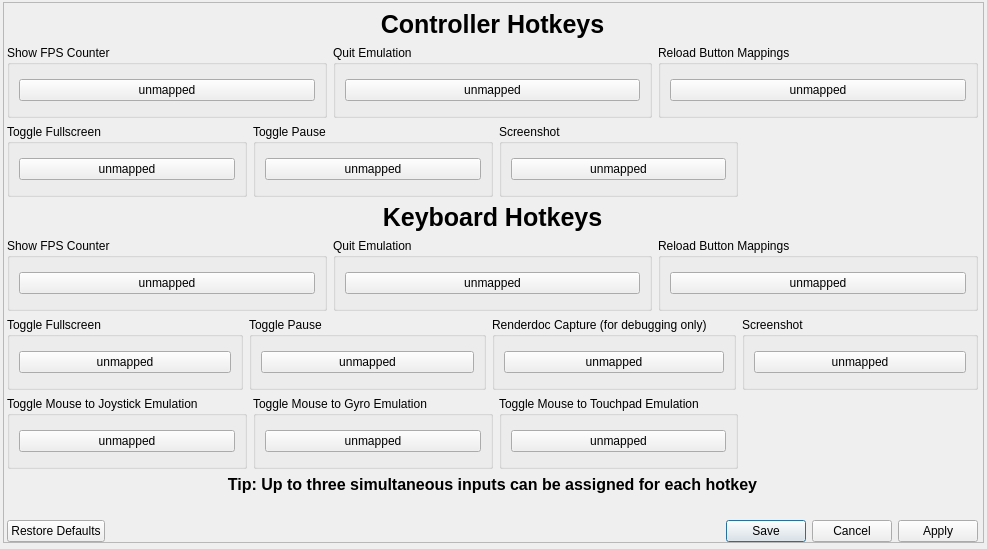
diegolix29/shadPS4, file src/qt_gui/hotkeys.ui: the form before one commit.
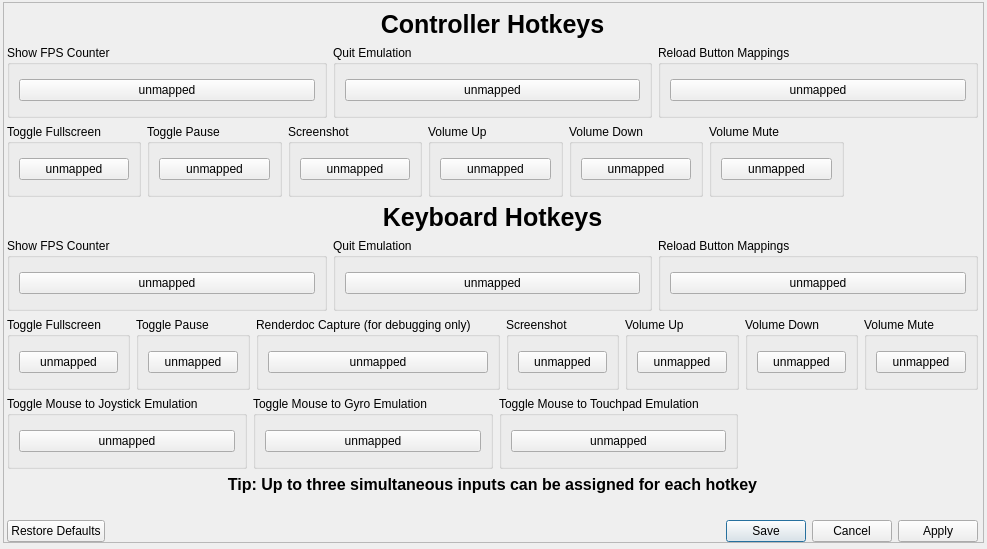
The form after the commit.

Commit message: Merge fix, added hotkeys for volume up and down and mute rebindable.

Patch:
```diff
--- a/src/qt_gui/hotkeys.ui
+++ b/src/qt_gui/hotkeys.ui
@@ -224,6 +224,81 @@
 										</layout>
 									</widget>
 								</item>
+								<item>
+									<widget class="QGroupBox" name="volumeUpGroupboxPad">
+										<property name="sizePolicy">
+											<sizepolicy hsizetype="Expanding" vsizetype="Preferred">
+												<horstretch>0</horstretch>
+												<verstretch>0</verstretch>
+											</sizepolicy>
+										</property>
+										<property name="title">
+											<string>Volume Up</string>
+										</property>
+										<layout class="QVBoxLayout" name="verticalLayout_16">
+											<item>
+												<widget class="QPushButton" name="volumeUpButtonPad">
+													<property name="focusPolicy">
+														<enum>Qt::FocusPolicy::NoFocus</enum>
+													</property>
+													<property name="text">
+														<string>unmapped</string>
+													</property>
+												</widget>
+											</item>
+										</layout>
+									</widget>
+								</item>
+								<item>
+									<widget class="QGroupBox" name="volumeDownGroupboxPad">
+										<property name="sizePolicy">
+											<sizepolicy hsizetype="Expanding" vsizetype="Preferred">
+												<horstretch>0</horstretch>
+												<verstretch>0</verstretch>
+											</sizepolicy>
+										</property>
+										<property name="title">
+											<string>Volume Down</string>
+										</property>
+										<layout class="QVBoxLayout" name="verticalLayout_17">
+											<item>
+												<widget class="QPushButton" name="volumeDownButtonPad">
+													<property name="focusPolicy">
+														<enum>Qt::FocusPolicy::NoFocus</enum>
+													</property>
+													<property name="text">
+														<string>unmapped</string>
+													</property>
+												</widget>
+											</item>
+										</layout>
+									</widget>
+								</item>
+								<item>
+									<widget class="QGroupBox" name="volumeMuteGroupboxPad">
+										<property name="sizePolicy">
+											<sizepolicy hsizetype="Expanding" vsizetype="Preferred">
+												<horstretch>0</horstretch>
+												<verstretch>0</verstretch>
+											</sizepolicy>
+										</property>
+										<property name="title">
+											<string>Volume Mute</string>
+										</property>
+										<layout class="QVBoxLayout" name="verticalLayout_18">
+											<item>
+												<widget class="QPushButton" name="volumeMuteButtonPad">
+													<property name="focusPolicy">
+														<enum>Qt::FocusPolicy::NoFocus</enum>
+													</property>
+													<property name="text">
+														<string>unmapped</string>
+													</property>
+												</widget>
+											</item>
+										</layout>
+									</widget>
+								</item>
 								<item>
 									<spacer name="horizontalSpacer_2">
 										<property name="orientation">
@@ -442,6 +517,81 @@
 										</layout>
 									</widget>
 								</item>
+								<item>
+									<widget class="QGroupBox" name="volumeUpGroupbox">
+										<property name="sizePolicy">
+											<sizepolicy hsizetype="Expanding" vsizetype="Preferred">
+												<horstretch>0</horstretch>
+												<verstretch>0</verstretch>
+											</sizepolicy>
+										</property>
+										<property name="title">
+											<string>Volume Up</string>
+										</property>
+										<layout class="QVBoxLayout" name="verticalLayout_19">
+											<item>
+												<widget class="QPushButton" name="volumeUpButtonKB">
+													<property name="focusPolicy">
+														<enum>Qt::FocusPolicy::NoFocus</enum>
+													</property>
+													<property name="text">
+														<string>unmapped</string>
+													</property>
+												</widget>
+											</item>
+										</layout>
+									</widget>
+								</item>
+								<item>
+									<widget class="QGroupBox" name="volumeDownGroupbox">
+										<property name="sizePolicy">
+											<sizepolicy hsizetype="Expanding" vsizetype="Preferred">
+												<horstretch>0</horstretch>
+												<verstretch>0</verstretch>
+											</sizepolicy>
+										</property>
+										<property name="title">
+											<string>Volume Down</string>
+										</property>
+										<layout class="QVBoxLayout" name="verticalLayout_20">
+											<item>
+												<widget class="QPushButton" name="volumeDownButtonKB">
+													<property name="focusPolicy">
+														<enum>Qt::FocusPolicy::NoFocus</enum>
+													</property>
+													<property name="text">
+														<string>unmapped</string>
+													</property>
+												</widget>
+											</item>
+										</layout>
+									</widget>
+								</item>
+								<item>
+									<widget class="QGroupBox" name="volumeMuteGroupbox">
+										<property name="sizePolicy">
+											<sizepolicy hsizetype="Expanding" vsizetype="Preferred">
+												<horstretch>0</horstretch>
+												<verstretch>0</verstretch>
+											</sizepolicy>
+										</property>
+										<property name="title">
+											<string>Volume Mute</string>
+										</property>
+										<layout class="QVBoxLayout" name="verticalLayout_21">
+											<item>
+												<widget class="QPushButton" name="volumeMuteButtonKB">
+													<property name="focusPolicy">
+														<enum>Qt::FocusPolicy::NoFocus</enum>
+													</property>
+													<property name="text">
+														<string>unmapped</string>
+													</property>
+												</widget>
+											</item>
+										</layout>
+									</widget>
+								</item>
 							</layout>
 						</item>
 						<item>
```
The commit also changes 9 other files.
